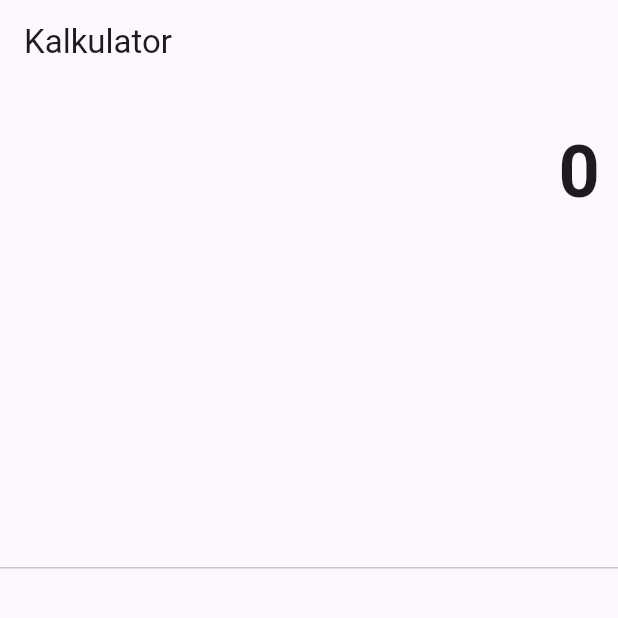
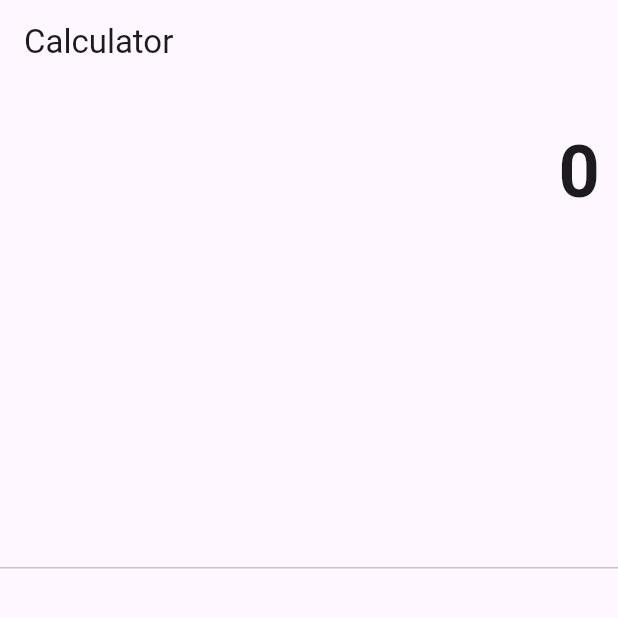
Before and after one commit to raffzhm/calculator_app, a Flutter app: the screen it shows after launch, on a phone screen of 412 x 824 dp, the top half of it. Run offline on Flutter 3.47's test engine with Material 3 defaults, Android fonts, the phone set to English and light mode, and no system bars.

Commit message:
change title

```diff
--- a/lib/main.dart
+++ b/lib/main.dart
@@ -8,7 +8,7 @@ class CalculatorApp extends StatelessWidget {
     return MaterialApp(
       debugShowCheckedModeBanner: false,
       home: Scaffold(
-        appBar: AppBar(title: Text('Kalkulator')),
+        appBar: AppBar(title: Text('Calculator')),
         body: Kalkulator(),
       ),
     );
```
